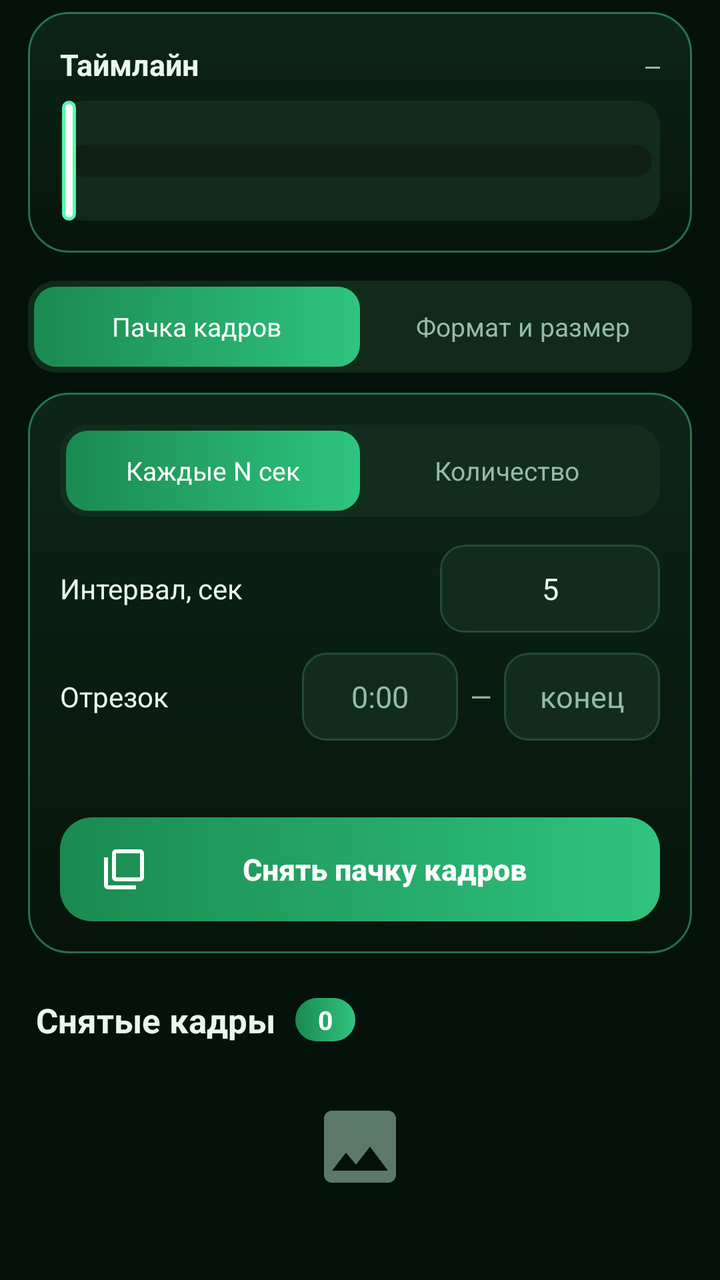
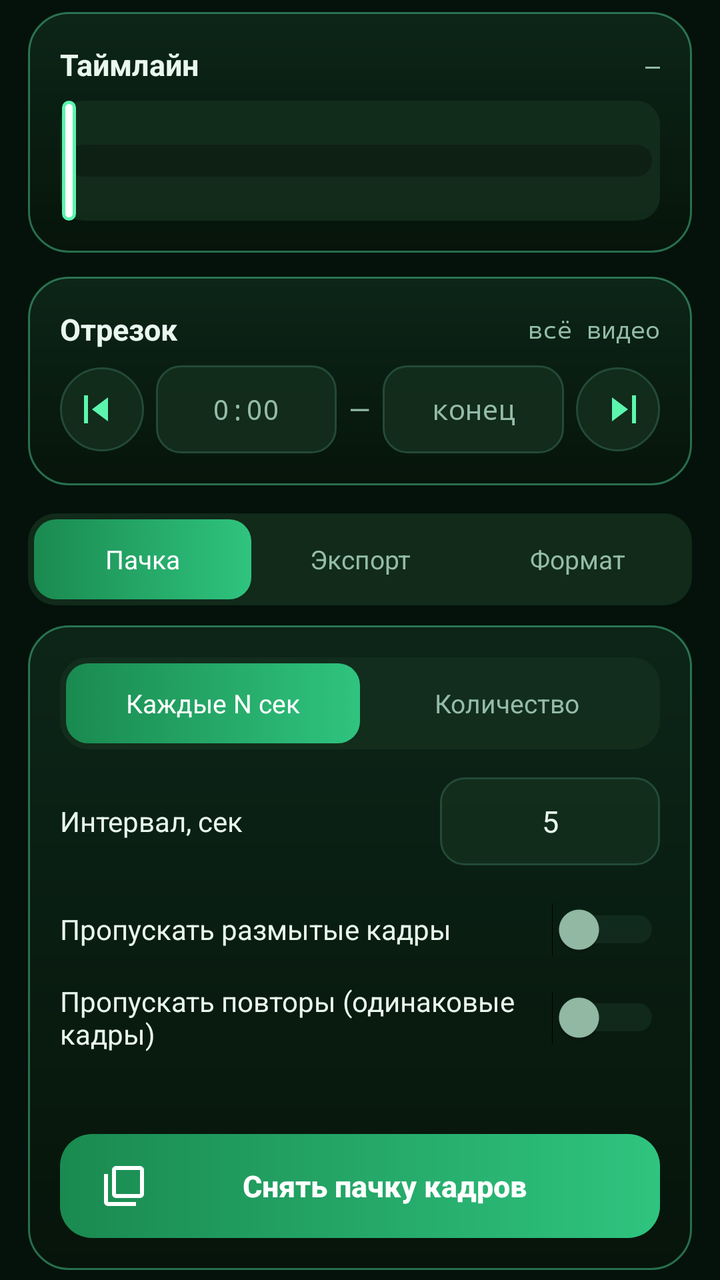

The first picture is an Android layout as it rendered before a commit; the second is the same layout after the commit. The layout source and the unified diff follow.
<!-- AndroidManifest.xml: application theme AppTheme -->
<!-- res/layout/header.xml -->
<?xml version="1.0" encoding="utf-8"?>
<LinearLayout xmlns:android="http://schemas.android.com/apk/res/android"
    android:layout_width="match_parent"
    android:layout_height="wrap_content"
    android:orientation="vertical"
    android:paddingStart="14dp"
    android:paddingEnd="14dp">

    
    <LinearLayout
        android:id="@+id/cardTimeline"
        style="@style/Card"
        android:layout_marginTop="6dp"
        android:paddingTop="12dp"
        android:paddingBottom="12dp">

        <LinearLayout
            android:layout_width="match_parent"
            android:layout_height="wrap_content"
            android:gravity="center_vertical"
            android:orientation="horizontal"
            android:paddingBottom="8dp">
            <TextView
                android:layout_width="0dp"
                android:layout_height="wrap_content"
                android:layout_weight="1"
                android:text="Таймлайн"
                android:textColor="@color/text"
                android:textSize="15sp"
                android:textStyle="bold" />
            <TextView
                android:id="@+id/txtDuration"
                android:layout_width="wrap_content"
                android:layout_height="wrap_content"
                android:fontFamily="monospace"
                android:text="—"
                android:textColor="@color/textDim"
                android:textSize="12sp" />
        </LinearLayout>

        <FrameLayout
            android:id="@+id/timelineBox"
            android:layout_width="match_parent"
            android:layout_height="60dp"
            android:background="@drawable/bg_filmstrip">

            <LinearLayout
                android:id="@+id/filmstrip"
                android:layout_width="match_parent"
                android:layout_height="match_parent"
                android:orientation="horizontal" />

            <SeekBar
                android:id="@+id/seek"
                android:layout_width="match_parent"
                android:layout_height="match_parent"
                android:paddingStart="4dp"
                android:paddingEnd="4dp"
                android:progressDrawable="@drawable/seek_overlay"
                android:splitTrack="false"
                android:thumb="@drawable/seek_thumb_bar"
                android:thumbOffset="3dp" />
        </FrameLayout>
    </LinearLayout>

    
    <RadioGroup
        android:id="@+id/radioTabs"
        style="@style/SegmentGroup"
        android:layout_marginTop="14dp">
        <RadioButton
            android:id="@+id/tabBatch"
            style="@style/Segment"
            android:checked="true"
            android:text="Пачка кадров" />
        <RadioButton
            android:id="@+id/tabSettings"
            style="@style/Segment"
            android:text="Формат и размер" />
    </RadioGroup>

    <FrameLayout
        android:id="@+id/panelHost"
        android:layout_width="match_parent"
        android:layout_height="wrap_content">

        
        <LinearLayout
            android:id="@+id/cardBatch"
            style="@style/Card"
            android:layout_marginTop="10dp">

            <RadioGroup
                android:id="@+id/radioBatch"
                style="@style/SegmentGroup">
                <RadioButton android:id="@+id/batchInterval" style="@style/Segment" android:checked="true" android:text="Каждые N сек" />
                <RadioButton android:id="@+id/batchCount" style="@style/Segment" android:text="Количество" />
            </RadioGroup>

            <LinearLayout
                android:layout_width="match_parent"
                android:layout_height="wrap_content"
                android:gravity="center_vertical"
                android:orientation="horizontal"
                android:paddingTop="14dp">
                <TextView
                    android:id="@+id/lblBatch"
                    android:layout_width="0dp"
                    android:layout_height="wrap_content"
                    android:layout_weight="1"
                    android:text="Интервал, сек"
                    android:textColor="@color/text" />
                <EditText
                    android:id="@+id/editBatch"
                    style="@style/Input"
                    android:layout_width="110dp"
                    android:inputType="numberDecimal"
                    android:text="5" />
            </LinearLayout>

            <LinearLayout
                android:layout_width="match_parent"
                android:layout_height="wrap_content"
                android:gravity="center_vertical"
                android:orientation="horizontal"
                android:paddingTop="10dp">
                <TextView
                    android:layout_width="0dp"
                    android:layout_height="wrap_content"
                    android:layout_weight="1"
                    android:text="Отрезок"
                    android:textColor="@color/text" />
                <EditText
                    android:id="@+id/editFrom"
                    style="@style/Input"
                    android:layout_width="78dp"
                    android:hint="0:00"
                    android:inputType="text" />
                <TextView
                    android:layout_width="wrap_content"
                    android:layout_height="wrap_content"
                    android:paddingStart="6dp"
                    android:paddingEnd="6dp"
                    android:text="—"
                    android:textColor="@color/textDim" />
                <EditText
                    android:id="@+id/editTo"
                    style="@style/Input"
                    android:layout_width="78dp"
                    android:hint="конец"
                    android:inputType="text" />
            </LinearLayout>

            <TextView
                android:id="@+id/txtBatchHint"
                android:layout_width="match_parent"
                android:layout_height="wrap_content"
                android:paddingTop="10dp"
                android:textColor="@color/textDim"
                android:textSize="12sp" />

            <Button
                android:id="@+id/btnBatch"
                style="@style/BtnPrimary"
                android:drawableStart="@drawable/ic_burst"
                android:drawableTint="#FFFFFFFF"
                android:paddingStart="20dp"
                android:paddingEnd="20dp"
                android:text="Снять пачку кадров" />

            <ProgressBar
                android:id="@+id/progressBatch"
                style="@android:style/Widget.Material.ProgressBar.Horizontal"
                android:layout_width="match_parent"
                android:layout_height="wrap_content"
                android:layout_marginTop="12dp"
                android:progressBackgroundTint="@color/stroke"
                android:progressTint="@color/accent"
                android:visibility="gone" />

            <TextView
                android:id="@+id/txtProgress"
                android:layout_width="match_parent"
                android:layout_height="wrap_content"
                android:gravity="center"
                android:paddingTop="6dp"
                android:textColor="@color/textDim"
                android:textSize="13sp"
                android:visibility="gone" />
        </LinearLayout>

        
        <LinearLayout
            android:id="@+id/cardSettings"
            style="@style/Card"
            android:layout_marginTop="10dp"
            android:visibility="gone">

            <TextView
                style="@style/Label"
                android:paddingTop="0dp"
                android:text="Размер" />

            <RadioGroup
                android:id="@+id/radioSize"
                style="@style/SegmentGroup">
                <RadioButton android:id="@+id/sizeOrig" style="@style/Segment" android:checked="true" android:text="Оригинал" />
                <RadioButton android:id="@+id/size720" style="@style/Segment" android:text="720p" />
                <RadioButton android:id="@+id/size1080" style="@style/Segment" android:text="1080p" />
                <RadioButton android:id="@+id/sizeCustom" style="@style/Segment" android:text="Свой" />
            </RadioGroup>

            <LinearLayout
                android:id="@+id/customSizeRow"
                android:layout_width="match_parent"
                android:layout_height="wrap_content"
                android:gravity="center_vertical"
                android:orientation="horizontal"
                android:paddingTop="8dp"
                android:visibility="gone">
                <EditText
                    android:id="@+id/editW"
                    style="@style/Input"
                    android:layout_width="0dp"
                    android:layout_weight="1"
                    android:hint="Ширина"
                    android:inputType="number"
                    android:text="1920" />
                <TextView
                    android:layout_width="wrap_content"
                    android:layout_height="wrap_content"
                    android:padding="8dp"
                    android:text="×"
                    android:textColor="@color/textDim" />
                <EditText
                    android:id="@+id/editH"
                    style="@style/Input"
                    android:layout_width="0dp"
                    android:layout_weight="1"
                    android:hint="Высота"
                    android:inputType="number"
                    android:text="1080" />
            </LinearLayout>

            <TextView
                style="@style/Label"
                android:text="Формат" />

            <RadioGroup
                android:id="@+id/radioFormat"
                style="@style/SegmentGroup">
                <RadioButton android:id="@+id/fmtJpg" style="@style/Segment" android:checked="true" android:text="JPG" />
                <RadioButton android:id="@+id/fmtPng" style="@style/Segment" android:text="PNG" />
                <RadioButton android:id="@+id/fmtWebp" style="@style/Segment" android:text="WebP" />
            </RadioGroup>

            <TextView
                android:id="@+id/txtQuality"
                style="@style/Label"
                android:text="Качество: 92" />

            <SeekBar
                android:id="@+id/seekQuality"
                style="@style/Slider"
                android:paddingTop="4dp"
                android:max="100"
                android:progress="92" />
        </LinearLayout>
    </FrameLayout>

    
    <LinearLayout
        android:id="@+id/capHeader"
        android:layout_width="match_parent"
        android:layout_height="wrap_content"
        android:gravity="center_vertical"
        android:orientation="horizontal"
        android:paddingStart="4dp"
        android:paddingTop="22dp"
        android:paddingBottom="10dp">
        <TextView
            android:layout_width="wrap_content"
            android:layout_height="wrap_content"
            android:text="Снятые кадры"
            android:textColor="@color/text"
            android:textSize="17sp"
            android:textStyle="bold" />
        <TextView
            android:id="@+id/txtCount"
            android:layout_width="wrap_content"
            android:layout_height="wrap_content"
            android:layout_marginStart="10dp"
            android:background="@drawable/bg_count"
            android:gravity="center"
            android:minWidth="30dp"
            android:paddingStart="9dp"
            android:paddingTop="2dp"
            android:paddingEnd="9dp"
            android:paddingBottom="2dp"
            android:text="0"
            android:textColor="#FFFFFFFF"
            android:textSize="13sp"
            android:textStyle="bold" />
        <View
            android:layout_width="0dp"
            android:layout_height="1dp"
            android:layout_weight="1" />
        <TextView
            android:id="@+id/txtTapHint"
            android:layout_width="wrap_content"
            android:layout_height="wrap_content"
            android:text="нажми, чтобы открыть"
            android:textColor="@color/textDim"
            android:textSize="12sp"
            android:visibility="gone" />
    </LinearLayout>

    <LinearLayout
        android:id="@+id/capActions"
        android:layout_width="match_parent"
        android:layout_height="wrap_content"
        android:orientation="horizontal"
        android:paddingBottom="10dp"
        android:visibility="gone">
        <Button
            android:id="@+id/btnSaveAll"
            style="@style/ToolBtn"
            android:drawableStart="@drawable/ic_gallery"
            android:text="Галерея" />
        <Button
            android:id="@+id/btnZip"
            style="@style/ToolBtn"
            android:layout_marginStart="8dp"
            android:layout_marginEnd="8dp"
            android:drawableStart="@drawable/ic_archive"
            android:text="ZIP" />
        <Button
            android:id="@+id/btnClear"
            style="@style/ToolBtn"
            android:drawableStart="@drawable/ic_sweep"
            android:drawableTint="@color/danger"
            android:text="Очистить"
            android:textColor="@color/danger" />
    </LinearLayout>

    <LinearLayout
        android:id="@+id/emptyBox"
        android:layout_width="match_parent"
        android:layout_height="wrap_content"
        android:gravity="center"
        android:orientation="vertical"
        android:paddingTop="18dp"
        android:paddingBottom="30dp">
        <ImageView
            android:id="@+id/emptyIcon"
            android:layout_width="48dp"
            android:layout_height="48dp"
            android:alpha="0.6"
            android:src="@drawable/ic_photo"
            android:tint="@color/textDim" />
        <TextView
            android:layout_width="wrap_content"
            android:layout_height="wrap_content"
            android:paddingTop="10dp"
            android:gravity="center"
            android:text="Пока пусто\nСними кадр кнопкой с камерой или пачку выше"
            android:textColor="@color/textDim"
            android:textSize="13sp" />
    </LinearLayout>
</LinearLayout>
<!-- resources referenced by this layout -->
<resources>
  <!-- unchanged entries left out for length: 37 -->
</resources>

<!-- the commit's change to res/layout/header.xml (unified diff, before → after) -->
@@ -5,6 +5,46 @@
     android:orientation="vertical"
     android:paddingStart="14dp"
     android:paddingEnd="14dp">
+
+    
+    <LinearLayout
+        android:id="@+id/cardRecent"
+        style="@style/Card"
+        android:layout_marginTop="6dp"
+        android:paddingTop="12dp"
+        android:paddingBottom="12dp"
+        android:visibility="gone">
+        <LinearLayout
+            android:layout_width="match_parent"
+            android:layout_height="wrap_content"
+            android:gravity="center_vertical"
+            android:orientation="horizontal"
+            android:paddingBottom="10dp">
+            <ImageView
+                android:layout_width="20dp"
+                android:layout_height="20dp"
+                android:src="@drawable/ic_history"
+                android:tint="@color/accent" />
+            <TextView
+                android:layout_width="wrap_content"
+                android:layout_height="wrap_content"
+                android:paddingStart="8dp"
+                android:text="Недавние видео"
+                android:textColor="@color/text"
+                android:textSize="15sp"
+                android:textStyle="bold" />
+        </LinearLayout>
+        <HorizontalScrollView
+            android:layout_width="match_parent"
+            android:layout_height="wrap_content"
+            android:scrollbars="none">
+            <LinearLayout
+                android:id="@+id/recentRow"
+                android:layout_width="wrap_content"
+                android:layout_height="wrap_content"
+                android:orientation="horizontal" />
+        </HorizontalScrollView>
+    </LinearLayout>
 
     
     <LinearLayout
@@ -64,6 +104,84 @@
     </LinearLayout>
 
     
+    <LinearLayout
+        android:id="@+id/cardRange"
+        style="@style/Card"
+        android:paddingTop="10dp"
+        android:paddingBottom="10dp">
+        <LinearLayout
+            android:layout_width="match_parent"
+            android:layout_height="wrap_content"
+            android:gravity="center_vertical"
+            android:orientation="horizontal">
+            <TextView
+                android:layout_width="0dp"
+                android:layout_height="wrap_content"
+                android:layout_weight="1"
+                android:text="Отрезок"
+                android:textColor="@color/text"
+                android:textSize="15sp"
+                android:textStyle="bold" />
+            <TextView
+                android:id="@+id/txtRangeLen"
+                android:layout_width="wrap_content"
+                android:layout_height="wrap_content"
+                android:fontFamily="monospace"
+                android:text="всё видео"
+                android:textColor="@color/textDim"
+                android:textSize="12sp" />
+        </LinearLayout>
+        <LinearLayout
+            android:layout_width="match_parent"
+            android:layout_height="wrap_content"
+            android:gravity="center_vertical"
+            android:orientation="horizontal"
+            android:paddingTop="8dp">
+            <ImageButton
+                android:id="@+id/btnMarkIn"
+                style="@style/IconBtn"
+                android:layout_width="42dp"
+                android:layout_height="42dp"
+                android:contentDescription="Начало = текущий кадр"
+                android:src="@drawable/ic_mark_in" />
+            <EditText
+                android:id="@+id/editFrom"
+                style="@style/Input"
+                android:layout_width="0dp"
+                android:layout_weight="1"
+                android:layout_marginStart="6dp"
+                android:fontFamily="monospace"
+                android:hint="0:00"
+                android:inputType="text"
+                android:textSize="14sp" />
+            <TextView
+                android:layout_width="wrap_content"
+                android:layout_height="wrap_content"
+                android:paddingStart="6dp"
+                android:paddingEnd="6dp"
+                android:text="—"
+                android:textColor="@color/textDim" />
+            <EditText
+                android:id="@+id/editTo"
+                style="@style/Input"
+                android:layout_width="0dp"
+                android:layout_weight="1"
+                android:layout_marginEnd="6dp"
+                android:fontFamily="monospace"
+                android:hint="конец"
+                android:inputType="text"
+                android:textSize="14sp" />
+            <ImageButton
+                android:id="@+id/btnMarkOut"
+                style="@style/IconBtn"
+                android:layout_width="42dp"
+                android:layout_height="42dp"
+                android:contentDescription="Конец = текущий кадр"
+                android:src="@drawable/ic_mark_out" />
+        </LinearLayout>
+    </LinearLayout>
+
+    
     <RadioGroup
         android:id="@+id/radioTabs"
         style="@style/SegmentGroup"
@@ -72,11 +190,15 @@
             android:id="@+id/tabBatch"
             style="@style/Segment"
             android:checked="true"
-            android:text="Пачка кадров" />
+            android:text="Пачка" />
+        <RadioButton
+            android:id="@+id/tabExport"
+            style="@style/Segment"
+            android:text="Экспорт" />
         <RadioButton
             android:id="@+id/tabSettings"
             style="@style/Segment"
-            android:text="Формат и размер" />
+            android:text="Формат" />
     </RadioGroup>
 
     <FrameLayout
@@ -118,38 +240,15 @@
                     android:text="5" />
             </LinearLayout>
 
-            <LinearLayout
-                android:layout_width="match_parent"
-                android:layout_height="wrap_content"
-                android:gravity="center_vertical"
-                android:orientation="horizontal"
-                android:paddingTop="10dp">
-                <TextView
-                    android:layout_width="0dp"
-                    android:layout_height="wrap_content"
-                    android:layout_weight="1"
-                    android:text="Отрезок"
-                    android:textColor="@color/text" />
-                <EditText
-                    android:id="@+id/editFrom"
-                    style="@style/Input"
-                    android:layout_width="78dp"
-                    android:hint="0:00"
-                    android:inputType="text" />
-                <TextView
-                    android:layout_width="wrap_content"
-                    android:layout_height="wrap_content"
-                    android:paddingStart="6dp"
-                    android:paddingEnd="6dp"
-                    android:text="—"
-                    android:textColor="@color/textDim" />
-                <EditText
-                    android:id="@+id/editTo"
-                    style="@style/Input"
-                    android:layout_width="78dp"
-                    android:hint="конец"
-                    android:inputType="text" />
-            </LinearLayout>
+            <Switch
+                android:id="@+id/swSkipBlur"
+                style="@style/Toggle"
+                android:layout_marginTop="8dp"
+                android:text="Пропускать размытые кадры" />
+            <Switch
+                android:id="@+id/swSkipDup"
+                style="@style/Toggle"
+                android:text="Пропускать повторы (одинаковые кадры)" />
 
             <TextView
                 android:id="@+id/txtBatchHint"
@@ -180,6 +279,94 @@
 
             <TextView
                 android:id="@+id/txtProgress"
+                android:layout_width="match_parent"
+                android:layout_height="wrap_content"
+                android:gravity="center"
+                android:paddingTop="6dp"
+                android:textColor="@color/textDim"
+                android:textSize="13sp"
+                android:visibility="gone" />
+        </LinearLayout>
+
+        
+        <LinearLayout
+            android:id="@+id/cardExport"
+            style="@style/Card"
+            android:layout_marginTop="10dp"
+            android:visibility="gone">
+
+            <TextView style="@style/Label" android:paddingTop="0dp" android:text="GIF из отрезка" />
+            <LinearLayout
+                android:layout_width="match_parent"
+                android:layout_height="wrap_content"
+                android:orientation="horizontal">
+                <RadioGroup
+                    android:id="@+id/radioGifFps"
+                    style="@style/SegmentGroup"
+                    android:layout_width="0dp"
+                    android:layout_weight="1">
+                    <RadioButton android:id="@+id/fps5" style="@style/Segment" android:text="5 к/с" />
+                    <RadioButton android:id="@+id/fps10" style="@style/Segment" android:checked="true" android:text="10" />
+                    <RadioButton android:id="@+id/fps15" style="@style/Segment" android:text="15" />
+                </RadioGroup>
+                <RadioGroup
+                    android:id="@+id/radioGifW"
+                    style="@style/SegmentGroup"
+                    android:layout_width="0dp"
+                    android:layout_weight="1"
+                    android:layout_marginStart="8dp">
+                    <RadioButton android:id="@+id/gw320" style="@style/Segment" android:text="320" />
+                    <RadioButton android:id="@+id/gw480" style="@style/Segment" android:checked="true" android:text="480" />
+                    <RadioButton android:id="@+id/gw720" style="@style/Segment" android:text="720" />
+                </RadioGroup>
+            </LinearLayout>
+            <Button
+                android:id="@+id/btnGif"
+                style="@style/BtnPrimary"
+                android:drawableStart="@drawable/ic_gif"
+                android:drawableTint="#FFFFFFFF"
+                android:paddingStart="20dp"
+                android:paddingEnd="20dp"
+                android:text="Сделать GIF" />
+
+            <TextView style="@style/Label" android:text="Видео-клип" />
+            <TextView
+                style="@style/SubHint"
+                android:text="MP4 со звуком, без потери качества. Начало сдвигается к ближайшему ключевому кадру." />
+            <Button
+                android:id="@+id/btnClip"
+                style="@style/BtnPrimary"
+                android:drawableStart="@drawable/ic_cut"
+                android:drawableTint="#FFFFFFFF"
+                android:paddingStart="20dp"
+                android:paddingEnd="20dp"
+                android:text="Вырезать клип" />
+
+            <TextView style="@style/Label" android:text="Лист кадров" />
+            <TextView
+                style="@style/SubHint"
+                android:text="Все снятые кадры одной картинкой, с временем под каждым." />
+            <Button
+                android:id="@+id/btnSheet"
+                style="@style/BtnPrimary"
+                android:drawableStart="@drawable/ic_grid"
+                android:drawableTint="#FFFFFFFF"
+                android:paddingStart="20dp"
+                android:paddingEnd="20dp"
+                android:text="Собрать лист кадров" />
+
+            <ProgressBar
+                android:id="@+id/progressExport"
+                style="@android:style/Widget.Material.ProgressBar.Horizontal"
+                android:layout_width="match_parent"
+                android:layout_height="wrap_content"
+                android:layout_marginTop="12dp"
+                android:max="1000"
+                android:progressBackgroundTint="@color/stroke"
+                android:progressTint="@color/accent"
+                android:visibility="gone" />
+            <TextView
+                android:id="@+id/txtExport"
                 android:layout_width="match_parent"
                 android:layout_height="wrap_content"
                 android:gravity="center"
@@ -265,6 +452,16 @@
                 android:paddingTop="4dp"
                 android:max="100"
                 android:progress="92" />
+
+            <TextView style="@style/Label" android:text="Умная съёмка" />
+            <Switch
+                android:id="@+id/swSharpest"
+                style="@style/Toggle"
+                android:checked="true"
+                android:text="Самый резкий кадр рядом (±0,5 с)" />
+            <TextView
+                style="@style/SubHint"
+                android:text="Проверяет соседние кадры и сохраняет наименее смазанный. Помогает при движении." />
         </LinearLayout>
     </FrameLayout>
 
<!-- resource entries referenced after the edit -->
@@ -1,5 +1,81 @@
 <!-- resources referenced by this layout -->
 <resources>
+  <!-- drawable ic_cut (drawable) -->
+  <?xml version="1.0" encoding="utf-8"?>
+  <vector xmlns:android="http://schemas.android.com/apk/res/android"
+      android:width="24dp" android:height="24dp"
+      android:viewportWidth="24" android:viewportHeight="24" android:tint="?android:attr/textColorPrimary">
+      <path android:fillColor="#FFFFFFFF" android:pathData="M9.64,7.64c0.23,-0.5 0.36,-1.05 0.36,-1.64 0,-2.21 -1.79,-4 -4,-4S2,3.79 2,6s1.79,4 4,4c0.59,0 1.14,-0.13 1.64,-0.36L10,12l-2.36,2.36C7.14,14.13 6.59,14 6,14c-2.21,0 -4,1.79 -4,4s1.79,4 4,4 4,-1.79 4,-4c0,-0.59 -0.13,-1.14 -0.36,-1.64L12,14l7,7h3v-1L9.64,7.64zM6,8c-1.1,0 -2,-0.89 -2,-2s0.9,-2 2,-2 2,0.89 2,2 -0.9,2 -2,2zM6,20c-1.1,0 -2,-0.89 -2,-2s0.9,-2 2,-2 2,0.89 2,2 -0.9,2 -2,2zM12,12.5c-0.28,0 -0.5,-0.22 -0.5,-0.5s0.22,-0.5 0.5,-0.5 0.5,0.22 0.5,0.5 -0.22,0.5 -0.5,0.5zM19,3l-6,6 2,2 7,-7V3z" />
+  </vector>
+  <!-- drawable ic_gif (drawable) -->
+  <?xml version="1.0" encoding="utf-8"?>
+  <vector xmlns:android="http://schemas.android.com/apk/res/android"
+      android:width="24dp" android:height="24dp"
+      android:viewportWidth="24" android:viewportHeight="24" android:tint="?android:attr/textColorPrimary">
+      <path android:fillColor="#FFFFFFFF" android:pathData="M11.5,9H13v6h-1.5zM9,9H6c-0.6,0 -1,0.5 -1,1v4c0,0.5 0.4,1 1,1h3c0.6,0 1,-0.5 1,-1v-2H8.5v1.5h-2v-3H10V10c0,-0.5 -0.4,-1 -1,-1zM19,10.5V9h-4.5v6H16v-2h2v-1.5h-2v-1z" />
+  </vector>
+  <!-- drawable ic_grid (drawable) -->
+  <?xml version="1.0" encoding="utf-8"?>
+  <vector xmlns:android="http://schemas.android.com/apk/res/android"
+      android:width="24dp" android:height="24dp"
+      android:viewportWidth="24" android:viewportHeight="24" android:tint="?android:attr/textColorPrimary">
+      <path android:fillColor="#FFFFFFFF" android:pathData="M4,11h5V5H4v6zM4,18h5v-6H4v6zM10,18h5v-6h-5v6zM16,18h5v-6h-5v6zM10,11h5V5h-5v6zM16,5v6h5V5h-5z" />
+  </vector>
+  <!-- drawable ic_history (drawable) -->
+  <?xml version="1.0" encoding="utf-8"?>
+  <vector xmlns:android="http://schemas.android.com/apk/res/android"
+      android:width="24dp" android:height="24dp"
+      android:viewportWidth="24" android:viewportHeight="24" android:tint="?android:attr/textColorPrimary">
+      <path android:fillColor="#FFFFFFFF" android:pathData="M13,3c-4.97,0 -9,4.03 -9,9H1l3.89,3.89 0.07,0.14L9,12H6c0,-3.87 3.13,-7 7,-7s7,3.13 7,7 -3.13,7 -7,7c-1.93,0 -3.68,-0.79 -4.94,-2.06l-1.42,1.42C8.27,19.99 10.51,21 13,21c4.97,0 9,-4.03 9,-9s-4.03,-9 -9,-9zM12,8v5l4.28,2.54 0.72,-1.21 -3.5,-2.08V8H12z" />
+  </vector>
+  <!-- drawable ic_mark_in (drawable) -->
+  <?xml version="1.0" encoding="utf-8"?>
+  <vector xmlns:android="http://schemas.android.com/apk/res/android"
+      android:width="24dp" android:height="24dp"
+      android:viewportWidth="24" android:viewportHeight="24" android:tint="?android:attr/textColorPrimary">
+      <path android:fillColor="#FFFFFFFF" android:pathData="M3,5h2v14H3zM7,12l8,-6v12z" />
+  </vector>
+  <!-- drawable ic_mark_out (drawable) -->
+  <?xml version="1.0" encoding="utf-8"?>
+  <vector xmlns:android="http://schemas.android.com/apk/res/android"
+      android:width="24dp" android:height="24dp"
+      android:viewportWidth="24" android:viewportHeight="24" android:tint="?android:attr/textColorPrimary">
+      <path android:fillColor="#FFFFFFFF" android:pathData="M19,5h2v14h-2zM17,12l-8,6V6z" />
+  </vector>
+  <style name="IconBtn">
+          <item name="android:layout_width">46dp</item>
+          <item name="android:layout_height">46dp</item>
+          <item name="android:background">@drawable/btn_icon</item>
+          <item name="android:tint">@color/accent</item>
+          <item name="android:scaleType">center</item>
+          <item name="android:stateListAnimator">@animator/press_scale</item>
+      </style>
+  <style name="SubHint">
+          <item name="android:layout_width">match_parent</item>
+          <item name="android:layout_height">wrap_content</item>
+          <item name="android:textColor">@color/textDim</item>
+          <item name="android:textSize">12sp</item>
+      </style>
+  <style name="Toggle">
+          <item name="android:layout_width">match_parent</item>
+          <item name="android:layout_height">wrap_content</item>
+          <item name="android:minHeight">44dp</item>
+          <item name="android:textColor">@color/text</item>
+          <item name="android:textSize">14sp</item>
+          <item name="android:thumbTint">@color/switch_thumb</item>
+          <item name="android:trackTint">@color/switch_track</item>
+          <item name="android:paddingTop">4dp</item>
+      </style>
+  <!-- drawable btn_icon (drawable) -->
+  <?xml version="1.0" encoding="utf-8"?>
+  <ripple xmlns:android="http://schemas.android.com/apk/res/android" android:color="#337FE0A6">
+      <item>
+          <shape android:shape="oval">
+              <solid android:color="@color/surface2" />
+              <stroke android:width="1dp" android:color="@color/stroke" />
+          </shape>
+      </item>
+  </ripple>
   <!-- unchanged entries left out for length: 37 -->
 </resources>
 
